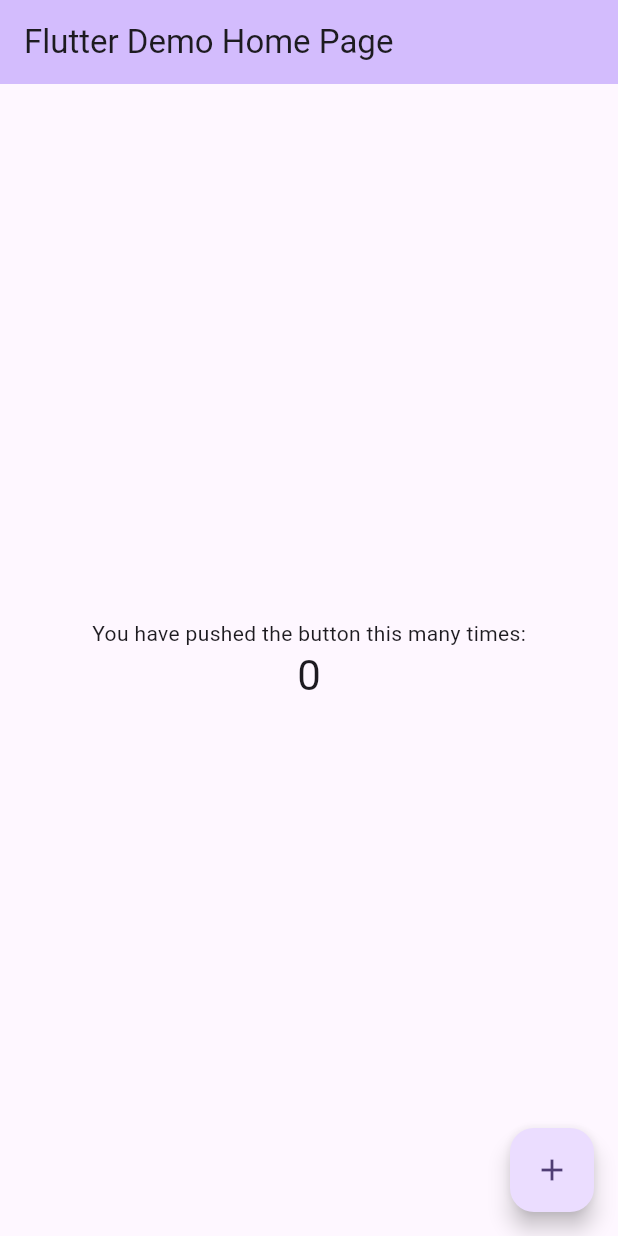
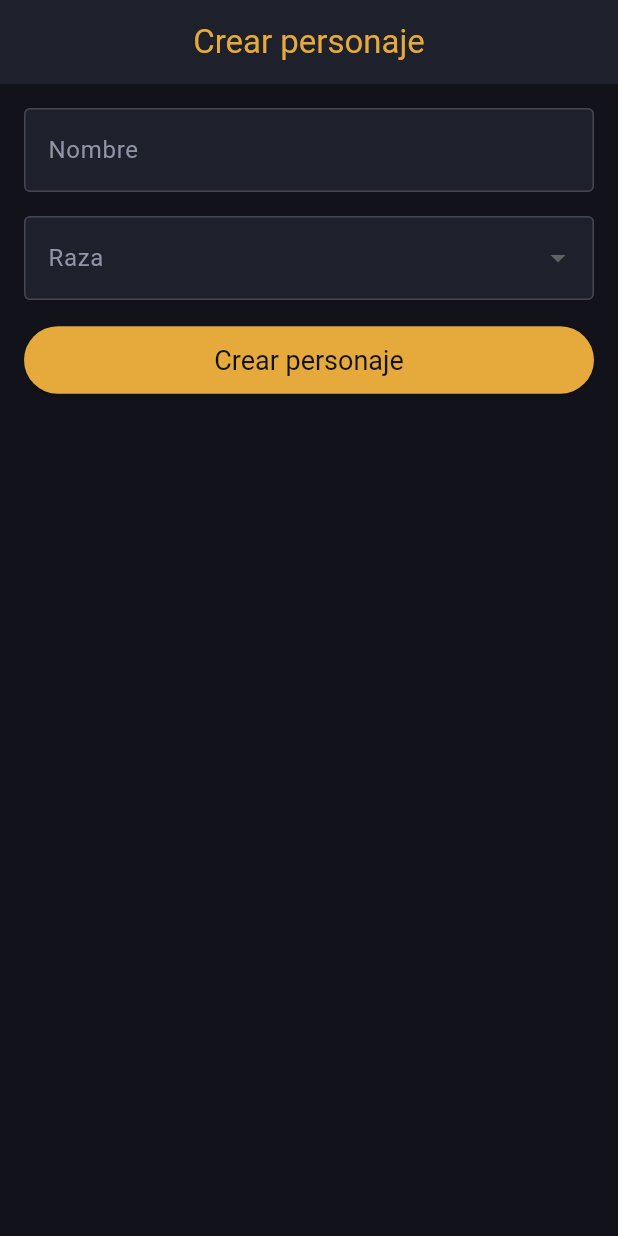
Before and after one commit to adms-debug/DI-UD1-Grupo1, a Flutter app: the screen it shows after launch, on a phone screen of 412 x 824 dp. Run offline on Flutter 3.47's test engine with Material 3 defaults, Android fonts, the phone set to English and light mode, and no system bars.

Commit message:
Añadido botón Crear Personaje y Boceto Interfaz

```diff
--- /dev/null
+++ b/lib/Buttons.dart
@@ -0,0 +1,26 @@
+import 'package:flutter/material.dart';
+import 'PaletaColores.dart';
+
+class BotonCrearPersonaje extends StatelessWidget {
+  //Función que se ejecutará al pulsar. Se la pasa quien use el botón.
+  final VoidCallback onPressed;
+
+  const BotonCrearPersonaje({super.key, required this.onPressed});
+
+  @override
+  Widget build(BuildContext context) {
+    return SizedBox(
+      width: double.infinity,
+      child: ElevatedButton(
+        onPressed: onPressed,
+        style: ElevatedButton.styleFrom(
+          backgroundColor: PaletaColores.acentoPrimario,
+          foregroundColor: PaletaColores.fondo,
+          padding: const EdgeInsets.symmetric(horizontal: 24, vertical: 12),
+          textStyle: const TextStyle(fontSize: 18),
+        ),
+        child: const Text('Crear personaje'),
+      ),
+    );
+  }
+}
--- /dev/null
+++ b/lib/CrearPersonaje.dart
@@ -0,0 +1,123 @@
+import 'package:flutter/material.dart';
+import 'PaletaColores.dart';
+import 'buttons.dart';
+
+//Pantalla simple para crear un personaje RPG.
+//Tiene un campo de texto (nombre), un desplegable (raza) y un botón.
+class CrearPersonaje extends StatefulWidget {
+  const CrearPersonaje({super.key});
+
+  @override
+  State<CrearPersonaje> createState() => _CrearPersonajeState();
+}
+
+class _CrearPersonajeState extends State<CrearPersonaje> {
+  //Controlador: permite leer lo que el usuario escribe en el TextField.
+  final TextEditingController _nombreController = TextEditingController();
+
+  //Aquí se guarda la raza que elija el usuario en el desplegable.
+  String? _raza;
+
+  //Libera el controlador cuando la pantalla se cierra.
+  @override
+  void dispose() {
+    _nombreController.dispose();
+    super.dispose();
+  }
+
+  void _crear() {
+    print('Personaje creado: ${_nombreController.text}, raza: $_raza');
+  }
+
+  @override
+  Widget build(BuildContext context) {
+    return Scaffold(
+      backgroundColor: PaletaColores.fondo,
+      appBar: AppBar(
+        title: const Text('Crear personaje'),
+        backgroundColor: PaletaColores.superficie,
+        foregroundColor: PaletaColores.acentoPrimario,
+        centerTitle: true,
+      ),
+      body: Padding(
+        padding: const EdgeInsets.all(16),
+        child: Column(
+          children: [
+            TextField(
+              controller: _nombreController,
+              style: const TextStyle(color: PaletaColores.textoPrincipal),
+              decoration: InputDecoration(
+                labelText: 'Nombre',
+                labelStyle: const TextStyle(color: PaletaColores.textoSecundario),
+                filled: true,
+                fillColor: PaletaColores.superficie,
+                border: const OutlineInputBorder(),
+                focusedBorder: const OutlineInputBorder(
+                  borderSide: BorderSide(color: PaletaColores.acentoPrimario),
+                ),
+              ),
+            ),
+            const SizedBox(height: 16),
+            SelectorRaza(
+              onChanged: (raza) => _raza = raza,
+            ),
+            const SizedBox(height: 16),
+            BotonCrearPersonaje(onPressed: _crear),
+          ],
+        ),
+      ),
+    );
+  }
+}
+
+//Desplegable para elegir la raza del personaje.
+//Es StatefulWidget porque necesita recordar la raza seleccionada.
+class SelectorRaza extends StatefulWidget {
+  //Función opcional para avisar a la pantalla padre de la raza elegida.
+  final ValueChanged<String>? onChanged;
+
+  const SelectorRaza({super.key, this.onChanged});
+
+  @override
+  State<SelectorRaza> createState() => _SelectorRazaState();
+}
+
+class _SelectorRazaState extends State<SelectorRaza> {
+  final List<String> _razas = ['Humano', 'Elfo', 'Enano', 'Orco', 'Mediano'];
+
+  //Raza elegida. Empieza en null: todavía no se ha seleccionado ninguna.
+  String? _razaSeleccionada;
+
+  @override
+  Widget build(BuildContext context) {
+    return DropdownButtonFormField<String>(
+      initialValue: _razaSeleccionada,
+      dropdownColor: PaletaColores.superficie,
+      style: const TextStyle(color: PaletaColores.textoPrincipal),
+      decoration: const InputDecoration(
+        labelText: 'Raza',
+        labelStyle: TextStyle(color: PaletaColores.textoSecundario),
+        filled: true,
+        fillColor: PaletaColores.superficie,
+        border: OutlineInputBorder(),
+        focusedBorder: OutlineInputBorder(
+          borderSide: BorderSide(color: PaletaColores.acentoPrimario),
+        ),
+      ),
+      items: _razas
+          .map((raza) => DropdownMenuItem<String>(
+                value: raza,
+                child: Text(raza),
+              ))
+          .toList(),
+      onChanged: (String? nuevaRaza) {
+        setState(() {
+          _razaSeleccionada = nuevaRaza;
+        });
+        if (nuevaRaza != null) {
+          widget.onChanged?.call(nuevaRaza);
+        }
+      },
+    );
+  }
+}
--- a/lib/main.dart
+++ b/lib/main.dart
@@ -1,4 +1,5 @@
 import 'package:flutter/material.dart';
+import 'CrearPersonaje.dart';
 
 void main() {
   runApp(const MyApp());
@@ -7,116 +8,12 @@ void main() {
 class MyApp extends StatelessWidget {
   const MyApp({super.key});
 
-  // This widget is the root of your application.
   @override
   Widget build(BuildContext context) {
-    return MaterialApp(
-      title: 'Flutter Demo',
-      theme: ThemeData(
-        // This is the theme of your application.
-        //
-        // TRY THIS: Try running your application with "flutter run". You'll see
-        // the application has a purple toolbar. Then, without quitting the app,
-        // try changing the seedColor in the colorScheme below to Colors.green
-        // and then invoke "hot reload" (save your changes or press the "hot
-        // reload" button in a Flutter-supported IDE, or press "r" if you used
-        // the command line to start the app).
-        //
-        // Notice that the counter didn't reset back to zero; the application
-        // state is not lost during the reload. To reset the state, use hot
-        // restart instead.
-        //
-        // This works for code too, not just values: Most code changes can be
-        // tested with just a hot reload.
-        colorScheme: .fromSeed(seedColor: Colors.deepPurple),
-      ),
-      home: const MyHomePage(title: 'Flutter Demo Home Page'),
+    return const MaterialApp(
+      debugShowCheckedModeBanner: false,
+      title: 'Creador de personajes',
+      home: CrearPersonaje(),
     );
   }
 }
-
-class MyHomePage extends StatefulWidget {
-  const MyHomePage({super.key, required this.title});
-
-  // This widget is the home page of your application. It is stateful, meaning
-  // that it has a State object (defined below) that contains fields that affect
-  // how it looks.
-
-  // This class is the configuration for the state. It holds the values (in this
-  // case the title) provided by the parent (in this case the App widget) and
-  // used by the build method of the State. Fields in a Widget subclass are
-  // always marked "final".
-
-  final String title;
-
-  @override
-  State<MyHomePage> createState() => _MyHomePageState();
-}
-
-class _MyHomePageState extends State<MyHomePage> {
-  int _counter = 0;
-
-  void _incrementCounter() {
-    setState(() {
-      // This call to setState tells the Flutter framework that something has
-      // changed in this State, which causes it to rerun the build method below
-      // so that the display can reflect the updated values. If we changed
-      // _counter without calling setState(), then the build method would not be
-      // called again, and so nothing would appear to happen.
-      _counter++;
-    });
-  }
-
-  @override
-  Widget build(BuildContext context) {
-    // This method is rerun every time setState is called, for instance as done
-    // by the _incrementCounter method above.
-    //
-    // The Flutter framework has been optimized to make rerunning build methods
-    // fast, so that you can just rebuild anything that needs updating rather
-    // than having to individually change instances of widgets.
-    return Scaffold(
-      appBar: AppBar(
-        // TRY THIS: Try changing the color here to a specific color (to
-        // Colors.amber, perhaps?) and trigger a hot reload to see the AppBar
-        // change color while the other colors stay the same.
-        backgroundColor: Theme.of(context).colorScheme.inversePrimary,
-        // Here we take the value from the MyHomePage object that was created by
-        // the App.build method, and use it to set our appbar title.
-        title: Text(widget.title),
-      ),
-      body: Center(
-        // Center is a layout widget. It takes a single child and positions it
-        // in the middle of the parent.
-        child: Column(
-          // Column is also a layout widget. It takes a list of children and
-          // arranges them vertically. By default, it sizes itself to fit its
-          // children horizontally, and tries to be as tall as its parent.
-          //
-          // Column has various properties to control how it sizes itself and
-          // how it positions its children. Here we use mainAxisAlignment to
-          // center the children vertically; the main axis here is the vertical
-          // axis because Columns are vertical (the cross axis would be
-          // horizontal).
-          //
-          // TRY THIS: Invoke "debug painting" (choose the "Toggle Debug Paint"
-          // action in the IDE, or press "p" in the console), to see the
-          // wireframe for each widget.
-          mainAxisAlignment: .center,
-          children: [
-            const Text('You have pushed the button this many times:'),
-            Text(
-              '$_counter',
-              style: Theme.of(context).textTheme.headlineMedium,
-            ),
-          ],
-        ),
-      ),
-      floatingActionButton: FloatingActionButton(
-        onPressed: _incrementCounter,
-        tooltip: 'Increment',
-        child: const Icon(Icons.add),
-      ),
-    );
-  }
-}
```
